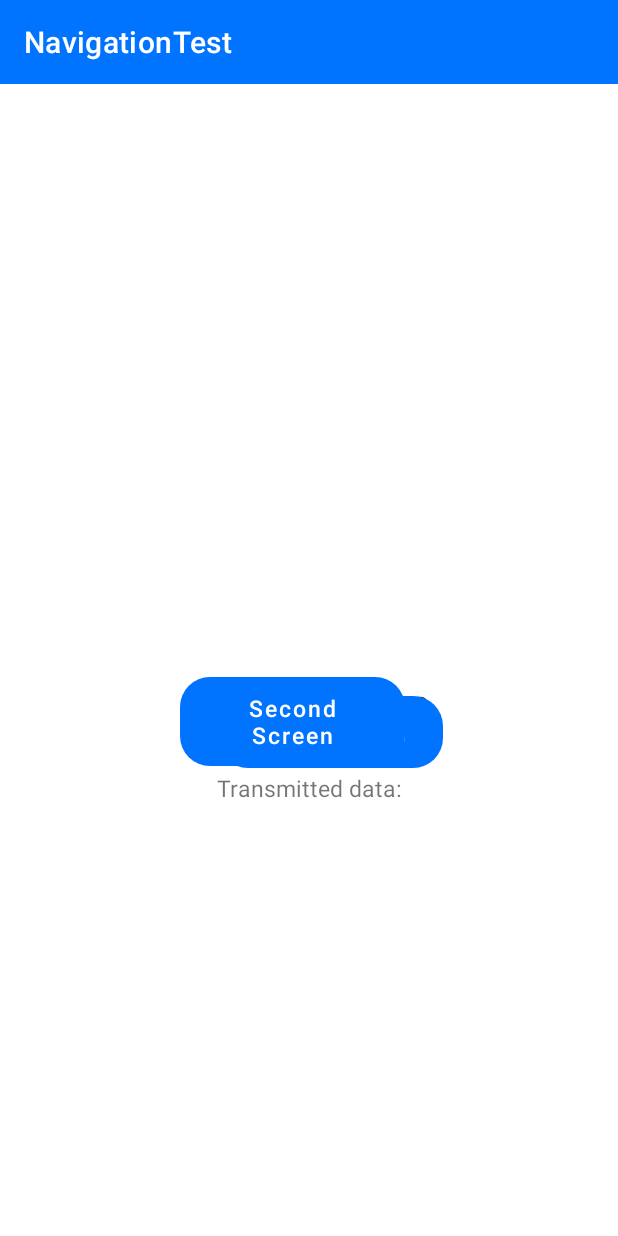
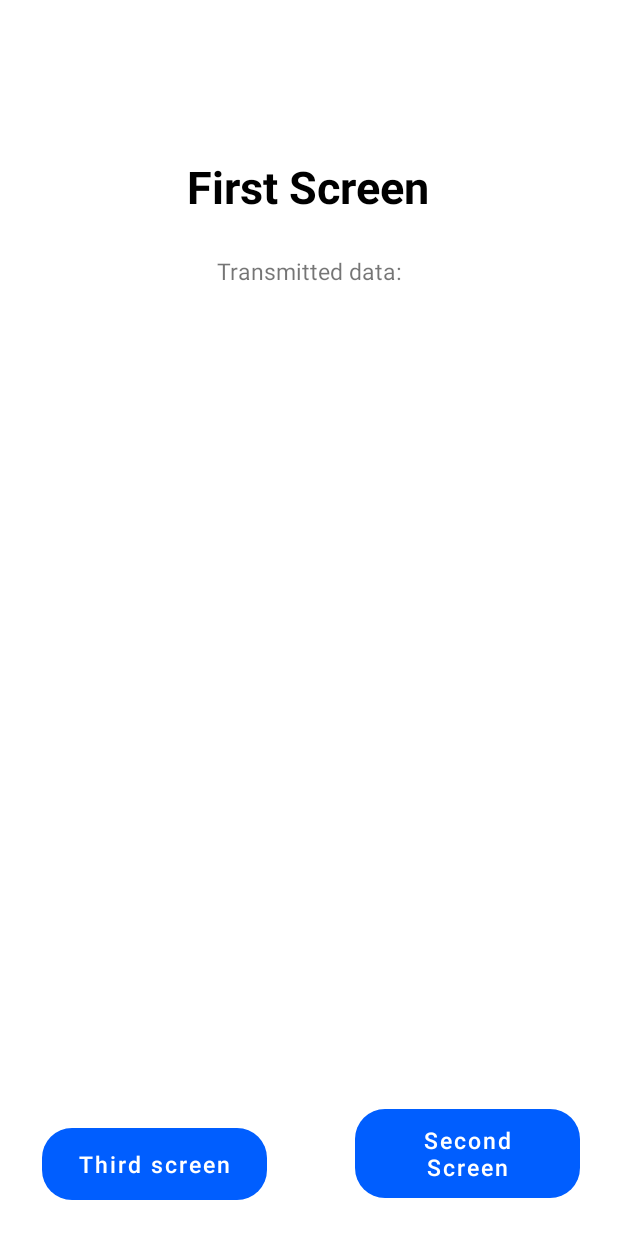
Before and after one commit to commonPlaceC/NavTest, an Android app: the screen it shows after launch (MainActivity), on a phone screen of 412 x 824 dp. Run offline under Robolectric (Android 15) with nearby library versions, the phone set to English and light mode, and no system bars.

```diff
--- a/app/build.gradle
+++ b/app/build.gradle
@@ -33,6 +33,10 @@ android {
 }
 
 dependencies {
+    def nav_version = "2.5.3"
+
+    implementation "androidx.navigation:navigation-fragment:$nav_version"
+    implementation "androidx.navigation:navigation-ui:$nav_version"
 
     implementation 'androidx.appcompat:appcompat:1.6.1'
     implementation 'com.google.android.material:material:1.8.0'
--- a/app/src/main/java/com/example/navigationtest/FirstFragment.java
+++ b/app/src/main/java/com/example/navigationtest/FirstFragment.java
@@ -19,10 +19,6 @@ public class FirstFragment extends Fragment {
                              Bundle savedInstanceState) {
         binding = FragmentFirstBinding.inflate(getLayoutInflater());
         View view = binding.getRoot();
-
-
-
-
         return view;
     }
 }
--- a/app/src/main/java/com/example/navigationtest/MainActivity.java
+++ b/app/src/main/java/com/example/navigationtest/MainActivity.java
@@ -1,16 +1,24 @@
 package com.example.navigationtest;
 
 import androidx.appcompat.app.AppCompatActivity;
+import androidx.fragment.app.FragmentContainerView;
 
 import android.os.Bundle;
 import android.view.Window;
+
+import java.util.Objects;
 
 public class MainActivity extends AppCompatActivity {
 
     @Override
     protected void onCreate(Bundle savedInstanceState) {
         super.onCreate(savedInstanceState);
+        Objects.requireNonNull(getSupportActionBar()).hide();
         setContentView(R.layout.activity_main);
-        supportRequestWindowFeature(Window.FEATURE_NO_TITLE);
+
+        getSupportFragmentManager().beginTransaction()
+                .setReorderingAllowed(true)
+                .replace(R.id.containerView, new FirstFragment())
+                .commit();
     }
 }
--- a/app/src/main/java/com/example/navigationtest/SecondFragment.java
+++ b/app/src/main/java/com/example/navigationtest/SecondFragment.java
@@ -20,8 +20,6 @@ public class SecondFragment extends Fragment {
         binding = FragmentSecondBinding.inflate(getLayoutInflater());
         View view = binding.getRoot();
 
-
-
         return view;
     }
 }
--- a/app/src/main/res/layout/activity_main.xml
+++ b/app/src/main/res/layout/activity_main.xml
@@ -8,15 +8,12 @@
 
     <androidx.fragment.app.FragmentContainerView
         android:id="@+id/containerView"
-        android:name="com.example.navigationtest.FirstFragment"
-        android:layout_width="wrap_content"
-        android:layout_height="wrap_content"
-        tools:layout_editor_absoluteX="167dp"
-        tools:layout_editor_absoluteY="129dp"
+        android:layout_width="match_parent"
+        android:layout_height="match_parent"
+        app:layout_constraintBottom_toBottomOf="parent"
+        app:layout_constraintEnd_toEndOf="parent"
+        app:layout_constraintStart_toStartOf="parent"
         app:layout_constraintTop_toTopOf="parent"
-        app:layout_constraintBottom_toBottomOf="parent"
-        app:layout_constraintStart_toStartOf="parent"
-        app:layout_constraintEnd_toEndOf="parent"
         tools:layout="@layout/fragment_first" />
 
 </androidx.constraintlayout.widget.ConstraintLayout>
--- a/app/src/main/res/values/colors.xml
+++ b/app/src/main/res/values/colors.xml
@@ -7,5 +7,5 @@
     <color name="teal_700">#FF018786</color>
     <color name="black">#FF000000</color>
     <color name="white">#FFFFFFFF</color>
-    <color name="blue">#0073FF</color>
+    <color name="blue">#005EFF</color>
 </resources>
--- a/app/src/main/res/values/themes.xml
+++ b/app/src/main/res/values/themes.xml
@@ -3,7 +3,7 @@
     <style name="Theme.NavigationTest" parent="Theme.MaterialComponents.DayNight.DarkActionBar">
         <!-- Primary brand color. -->
         <item name="colorPrimary">@color/blue</item>
-        <item name="colorPrimaryVariant">@color/purple_700</item>
+        <item name="colorPrimaryVariant">@color/blue</item>
         <item name="colorOnPrimary">@color/white</item>
         <!-- Secondary brand color. -->
         <item name="colorSecondary">@color/teal_200</item>
```
